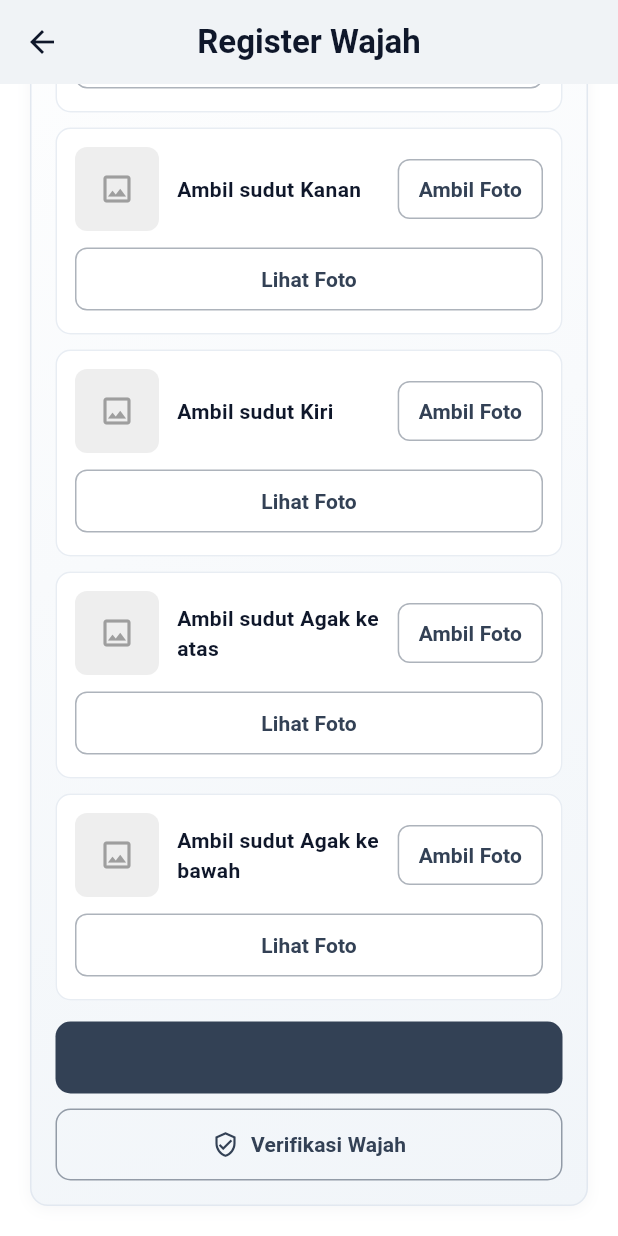
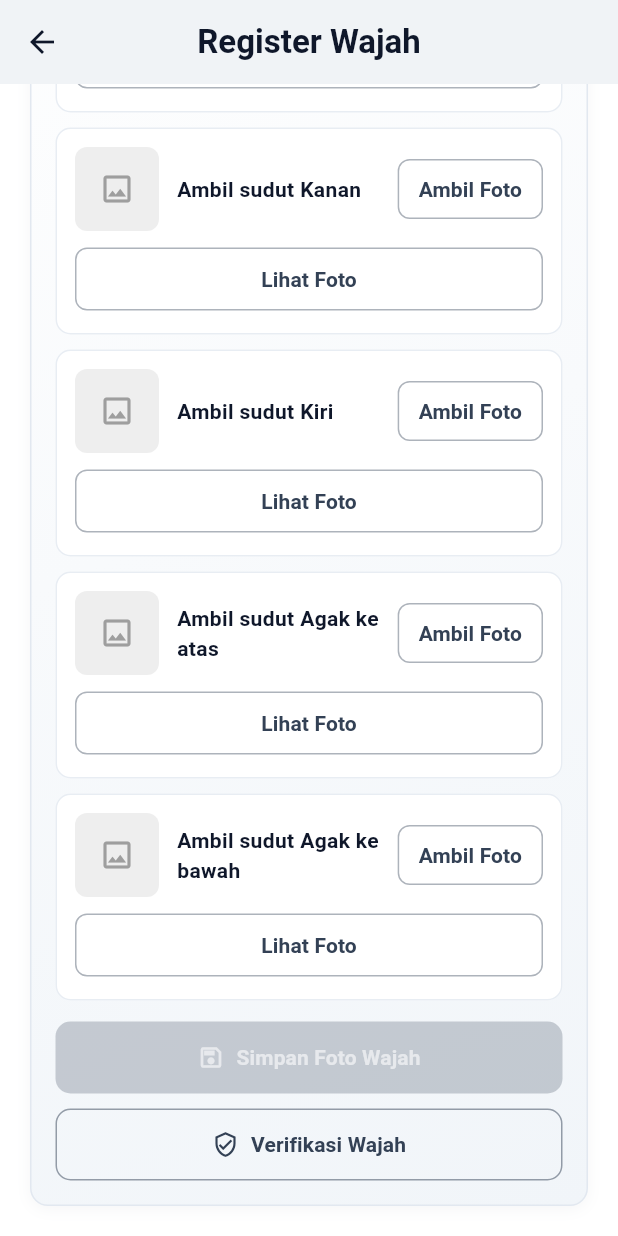
Before and after one commit to andhikahazra/attenzo-smart-attendance-pt-sport-glove-indonesia, a Flutter app: the FaceRegistrationScreen screen opened directly, scrolled down 236 dp, on a phone screen of 412 x 824 dp. Run offline on Flutter 3.47's test engine with Material 3 defaults, Android fonts, the phone set to English and light mode, and no system bars; our stand-ins replace camera, permission_handler; accounts and stored records are empty; Roboto replaces fonts that are missing (Poppins).

```diff
--- a/lib/screens/face_registration_screen.dart
+++ b/lib/screens/face_registration_screen.dart
@@ -145,9 +145,14 @@ class _FaceRegistrationBodyState extends State<_FaceRegistrationBody> {
           SizedBox(
             width: double.infinity,
             child: ElevatedButton.icon(
-              onPressed: state.isSaving ? null : () => _savePhotos(context, state),
+              onPressed: state.isSaving
+                  ? null
+                  : (state.isComplete ? () => _savePhotos(context, state) : null),
               style: ElevatedButton.styleFrom(
                 backgroundColor: AppColors.primary,
+                foregroundColor: Colors.white,
+                disabledBackgroundColor: AppColors.primary.withOpacity(0.25),
+                disabledForegroundColor: Colors.white.withOpacity(0.6),
                 padding: const EdgeInsets.symmetric(vertical: 14),
                 shape: RoundedRectangleBorder(
                   borderRadius: BorderRadius.circular(10),
@@ -348,6 +353,12 @@ class _FaceRegistrationBodyState extends State<_FaceRegistrationBody> {
     final auth = context.read<AuthState>();
     final token = auth.token;
     final user = auth.user;
+    if (!state.isComplete) {
+      ScaffoldMessenger.of(context).showSnackBar(
+        const SnackBar(content: Text('Lengkapi 5 foto sebelum menyimpan.')),
+      );
+      return;
+    }
     if (token == null || user == null) {
       ScaffoldMessenger.of(context).showSnackBar(
         const SnackBar(content: Text('Sesi tidak ditemukan, silakan login ulang.')),
--- a/lib/state/face_registration_state.dart
+++ b/lib/state/face_registration_state.dart
@@ -31,7 +31,10 @@ class FaceRegistrationState extends ChangeNotifier {
   bool get isSaving => _isSaving;
   bool get isLoadingRemote => _isLoadingRemote;
   String? get error => _error;
-  bool get isComplete => angles.every((angle) => _captures[angle] != null);
+  bool get hasLocalCapture => _captures.values.any((f) => f != null);
+  bool get allLocalComplete => angles.every((angle) => _captures[angle] != null);
+  bool get hasRemoteSet => angles.every((angle) => (_remoteUrls[angle] ?? '').isNotEmpty);
+  bool get isComplete => allLocalComplete;
 
   void setCapture(String angle, XFile file) {
     _captures[angle] = file;
@@ -82,9 +85,10 @@ class FaceRegistrationState extends ChangeNotifier {
   }
 
   Future<void> savePhotos({required String token, required int userId}) async {
-    if (!isComplete) {
-      throw const FormatException('Lengkapi 5 foto sebelum menyimpan.');
+    if (!allLocalComplete) {
+      throw const FormatException('Harus mengambil 5 foto sebelum menyimpan.');
     }
+
     final files = angles
         .map((angle) => _captures[angle])
         .whereType<XFile>()
```
